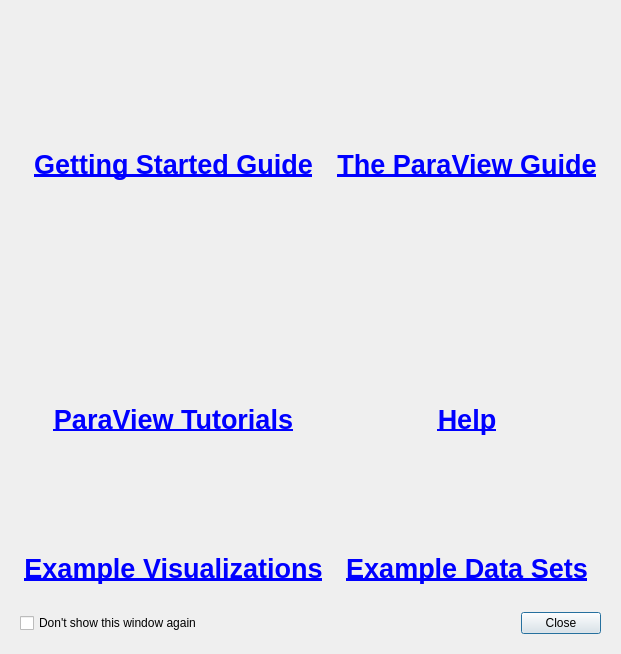
Above: Qt/ApplicationComponents/Resources/UI/pqWelcomeDialog.ui from Kitware/ParaView before the change. Below: the same form after it.
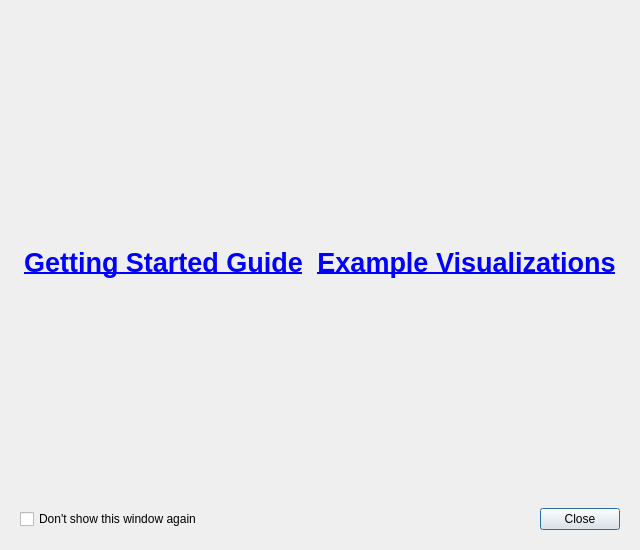
That is the form after the change. Icons and pictures are not drawn.

Commit message:
Pare down links in welcome dialog
The two remaining are for a getting started guide and example
visualizations.

What changed in the file:
```diff
--- a/Qt/ApplicationComponents/Resources/UI/pqWelcomeDialog.ui
+++ b/Qt/ApplicationComponents/Resources/UI/pqWelcomeDialog.ui
@@ -6,8 +6,8 @@
    <rect>
     <x>0</x>
     <y>0</y>
-    <width>560</width>
-    <height>654</height>
+    <width>574</width>
+    <height>550</height>
    </rect>
   </property>
   <property name="windowTitle">
@@ -42,38 +42,8 @@
       </sizepolicy>
      </property>
      <layout class="QGridLayout" name="gridLayout">
-      <item row="3" column="0">
-       <widget class="QPushButton" name="ParaViewTutorialsButton">
-        <property name="sizePolicy">
-         <sizepolicy hsizetype="Minimum" vsizetype="Minimum">
-          <horstretch>1</horstretch>
-          <verstretch>1</verstretch>
-         </sizepolicy>
-        </property>
-        <property name="font">
-         <font>
-          <pointsize>20</pointsize>
-          <weight>75</weight>
-          <bold>true</bold>
-          <underline>true</underline>
-         </font>
-        </property>
-        <property name="styleSheet">
-         <string notr="true">color: blue;</string>
-        </property>
-        <property name="text">
-         <string>ParaView Tutorials</string>
-        </property>
-        <property name="autoDefault">
-         <bool>false</bool>
-        </property>
-        <property name="flat">
-         <bool>true</bool>
-        </property>
-       </widget>
-      </item>
       <item row="2" column="1">
-       <widget class="QPushButton" name="ParaViewGuideButton">
+       <widget class="QPushButton" name="ExampleVisualizationsButton">
         <property name="sizePolicy">
          <sizepolicy hsizetype="Minimum" vsizetype="Minimum">
           <horstretch>1</horstretch>
@@ -92,37 +62,7 @@
          <string notr="true">color: blue;</string>
         </property>
         <property name="text">
-         <string>The ParaView Guide</string>
-        </property>
-        <property name="autoDefault">
-         <bool>false</bool>
-        </property>
-        <property name="flat">
-         <bool>true</bool>
-        </property>
-       </widget>
-      </item>
-      <item row="3" column="1">
-       <widget class="QPushButton" name="HelpButton">
-        <property name="sizePolicy">
-         <sizepolicy hsizetype="Minimum" vsizetype="Minimum">
-          <horstretch>1</horstretch>
-          <verstretch>1</verstretch>
-         </sizepolicy>
-        </property>
-        <property name="font">
-         <font>
-          <pointsize>20</pointsize>
-          <weight>75</weight>
-          <bold>true</bold>
-          <underline>true</underline>
-         </font>
-        </property>
-        <property name="styleSheet">
-         <string notr="true">color: blue;</string>
-        </property>
-        <property name="text">
-         <string>Help</string>
+         <string>Example Visualizations</string>
         </property>
         <property name="autoDefault">
          <bool>false</bool>
@@ -162,54 +102,6 @@
         </property>
        </widget>
       </item>
-      <item row="4" column="0">
-       <widget class="QPushButton" name="ExampleVisualizationsButton">
-        <property name="font">
-         <font>
-          <pointsize>20</pointsize>
-          <weight>75</weight>
-          <bold>true</bold>
-          <underline>true</underline>
-         </font>
-        </property>
-        <property name="styleSheet">
-         <string notr="true">color: blue;</string>
-        </property>
-        <property name="text">
-         <string>Example Visualizations</string>
-        </property>
-        <property name="autoDefault">
-         <bool>false</bool>
-        </property>
-        <property name="flat">
-         <bool>true</bool>
-        </property>
-       </widget>
-      </item>
-      <item row="4" column="1">
-       <widget class="QPushButton" name="ExampleDataSetsButton">
-        <property name="font">
-         <font>
-          <pointsize>20</pointsize>
-          <weight>75</weight>
-          <bold>true</bold>
-          <underline>true</underline>
-         </font>
-        </property>
-        <property name="styleSheet">
-         <string notr="true">color: blue;</string>
-        </property>
-        <property name="text">
-         <string>Example Data Sets</string>
-        </property>
-        <property name="autoDefault">
-         <bool>false</bool>
-        </property>
-        <property name="flat">
-         <bool>true</bool>
-        </property>
-       </widget>
-      </item>
      </layout>
     </widget>
    </item>
```
The commit also changes 2 other files.
